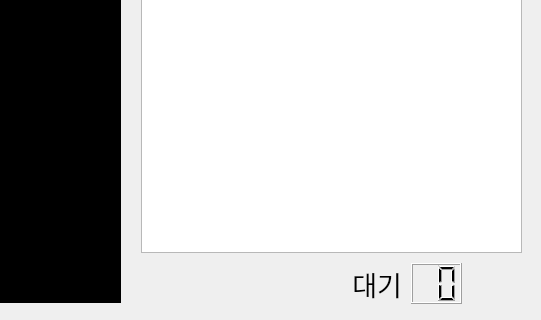
First picture: the form in main.ui, repository synml/motion-detector, before the edit; both pictures show x 689 to 1230 and y 330 to 650 of the 1230 by 650 pixel window.
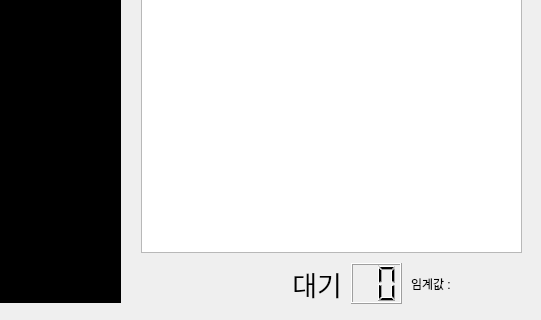
Second picture: the form after the edit. Icons and pictures are not drawn.

```diff
--- a/main.ui
+++ b/main.ui
@@ -110,7 +110,7 @@
    <widget class="QLCDNumber" name="idleTimeLcd">
     <property name="geometry">
      <rect>
-      <x>1100</x>
+      <x>1040</x>
       <y>570</y>
       <width>51</width>
       <height>41</height>
@@ -125,7 +125,7 @@
      <rect>
       <x>830</x>
       <y>570</y>
-      <width>261</width>
+      <width>201</width>
       <height>41</height>
      </rect>
     </property>
@@ -143,6 +143,19 @@
      <set>Qt::AlignRight|Qt::AlignTrailing|Qt::AlignVCenter</set>
     </property>
    </widget>
+   <widget class="QLabel" name="threshold">
+    <property name="geometry">
+     <rect>
+      <x>1100</x>
+      <y>580</y>
+      <width>111</width>
+      <height>21</height>
+     </rect>
+    </property>
+    <property name="text">
+     <string>임계값 :</string>
+    </property>
+   </widget>
   </widget>
   <widget class="QMenuBar" name="menubar">
    <widget class="QMenu" name="menuFile">
```
Left out of the diff: 8 changed lines with no effect on the pictures.
